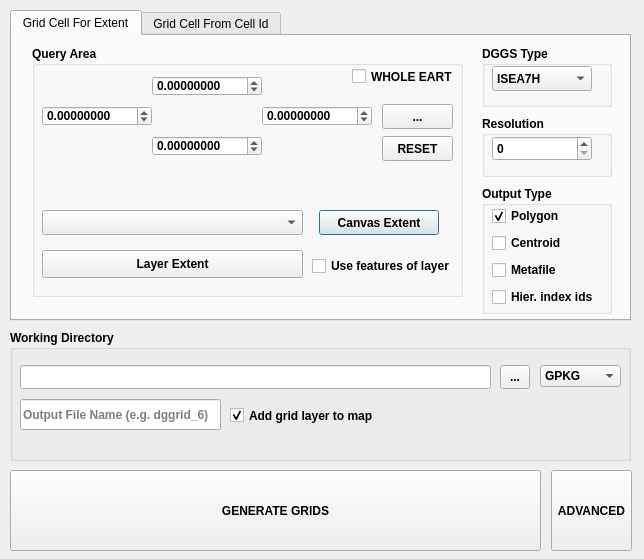
Old version of the form dggrid_dialog_base.ui in the repository allixender/QDGGS.
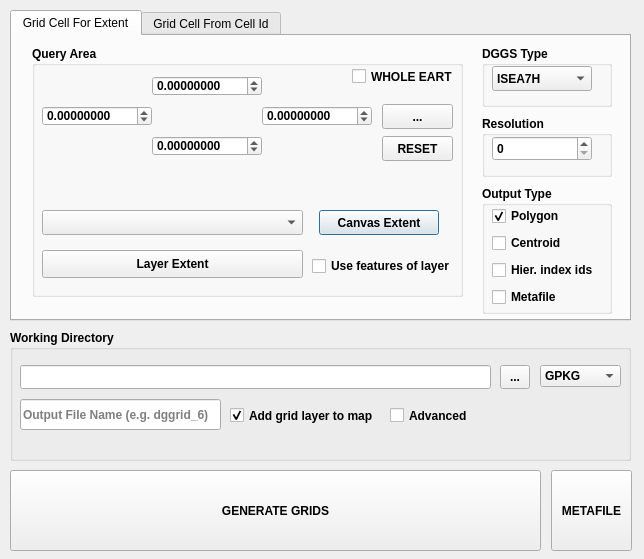
New version of the form.

Commit message: Advanced checkbox: metafile, neighbours/children and metafile editor hidden by default

Patch:
```diff
--- a/dggrid_dialog_base.ui
+++ b/dggrid_dialog_base.ui
@@ -432,20 +432,20 @@
       <property name="geometry">
        <rect>
         <x>10</x>
-        <y>74</y>
-        <width>101</width>
-        <height>20</height>
-       </rect>
-      </property>
-      <property name="text">
-       <string>Metafile</string>
-      </property>
-     </widget>
-     <widget class="QCheckBox" name="chb_hierndx">
-      <property name="geometry">
-       <rect>
-        <x>10</x>
         <y>101</y>
+        <width>101</width>
+        <height>20</height>
+       </rect>
+      </property>
+      <property name="text">
+       <string>Metafile</string>
+      </property>
+     </widget>
+     <widget class="QCheckBox" name="chb_hierndx">
+      <property name="geometry">
+       <rect>
+        <x>10</x>
+        <y>74</y>
         <width>115</width>
         <height>20</height>
        </rect>
@@ -968,6 +968,19 @@
      <set>Qt::AlignRight|Qt::AlignTrailing|Qt::AlignVCenter</set>
     </property>
    </widget>
+   <widget class="QCheckBox" name="chb_advanced">
+    <property name="geometry">
+     <rect>
+      <x>380</x>
+      <y>70</y>
+      <width>95</width>
+      <height>31</height>
+     </rect>
+    </property>
+    <property name="text">
+     <string>Advanced</string>
+    </property>
+   </widget>
    <widget class="QComboBox" name="cb_dtype">
     <property name="geometry">
      <rect>
@@ -1020,7 +1033,7 @@
     </font>
    </property>
    <property name="text">
-    <string>ADVANCED</string>
+    <string>METAFILE</string>
    </property>
   </widget>
  </widget>
```
The commit also changes 1 other file.
